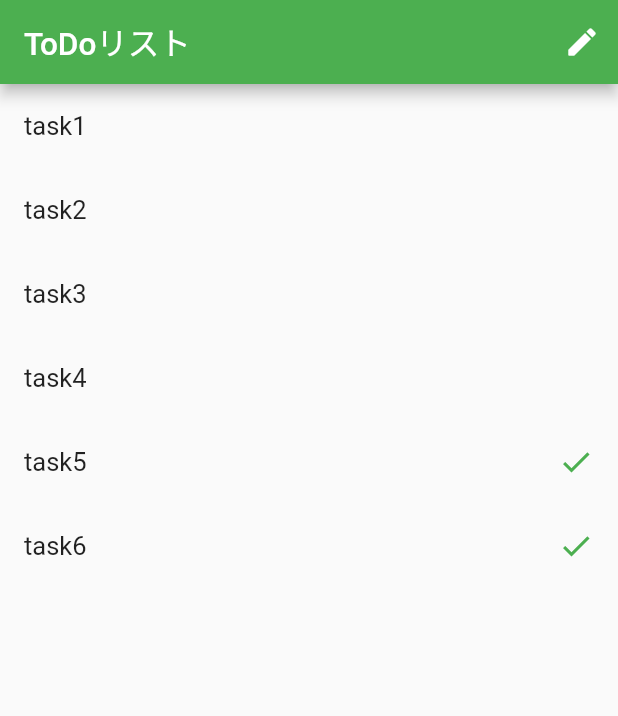
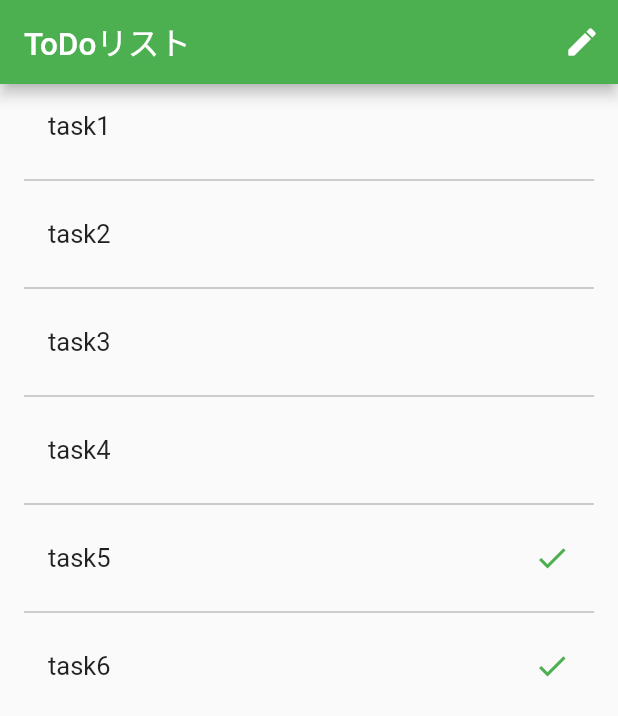
Before and after one commit to h-enoki/sample_riverpod_aap1, a Flutter app: the screen it shows after launch, on a phone screen of 412 x 824 dp. Shown: the top 716 px of the screen. Run offline on Flutter 3.47's test engine with Material 2 defaults, Android fonts, the light colour scheme and no system bars.

Commit message:
リストに線を追加

```diff
--- a/lib/src/views/home_page.dart
+++ b/lib/src/views/home_page.dart
@@ -25,8 +25,12 @@ class MyHomePage extends StatelessWidget {
             ),
           ],
         ),
-        body: ListView.builder(
+        body: ListView.separated(
+          padding: const EdgeInsets.symmetric(horizontal: 16.0),
           itemCount: task.length,
+          separatorBuilder: (BuildContext context, int index) {
+            return const Divider(color: Colors.grey);
+          },
           itemBuilder: (context, index) {
             return TodoListItem(index: index, task: task[index]);
           },
```
